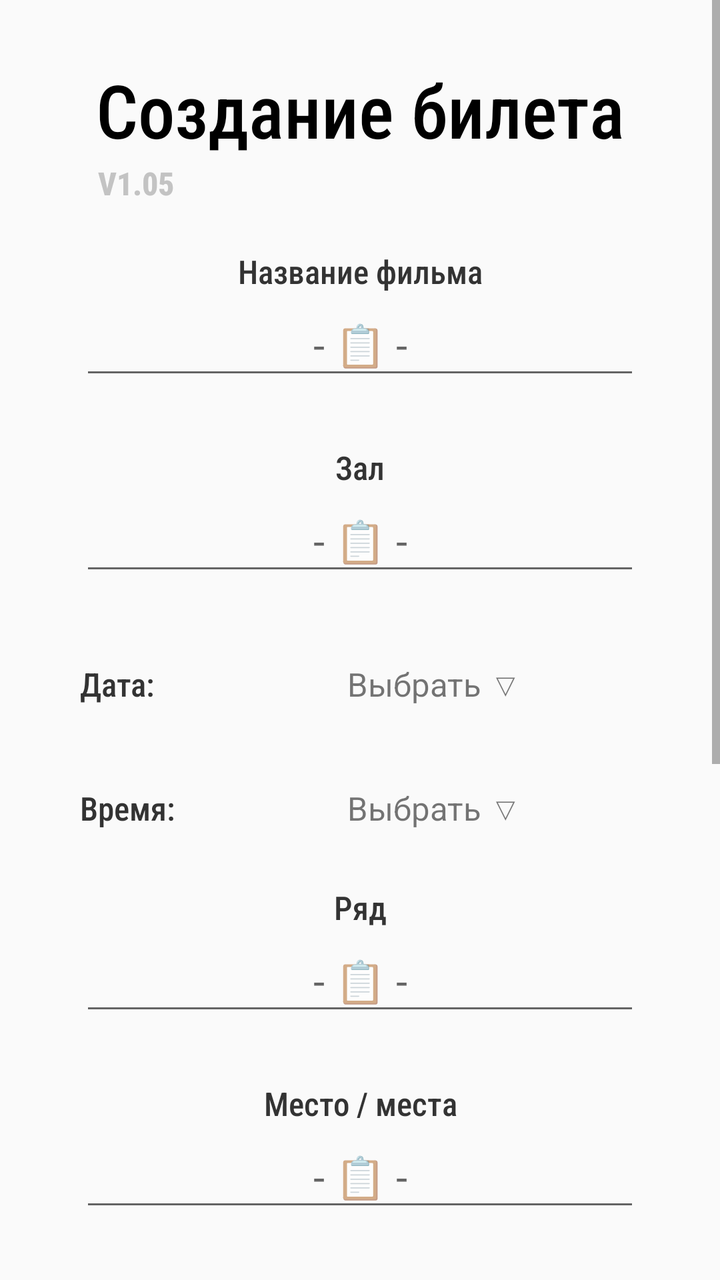
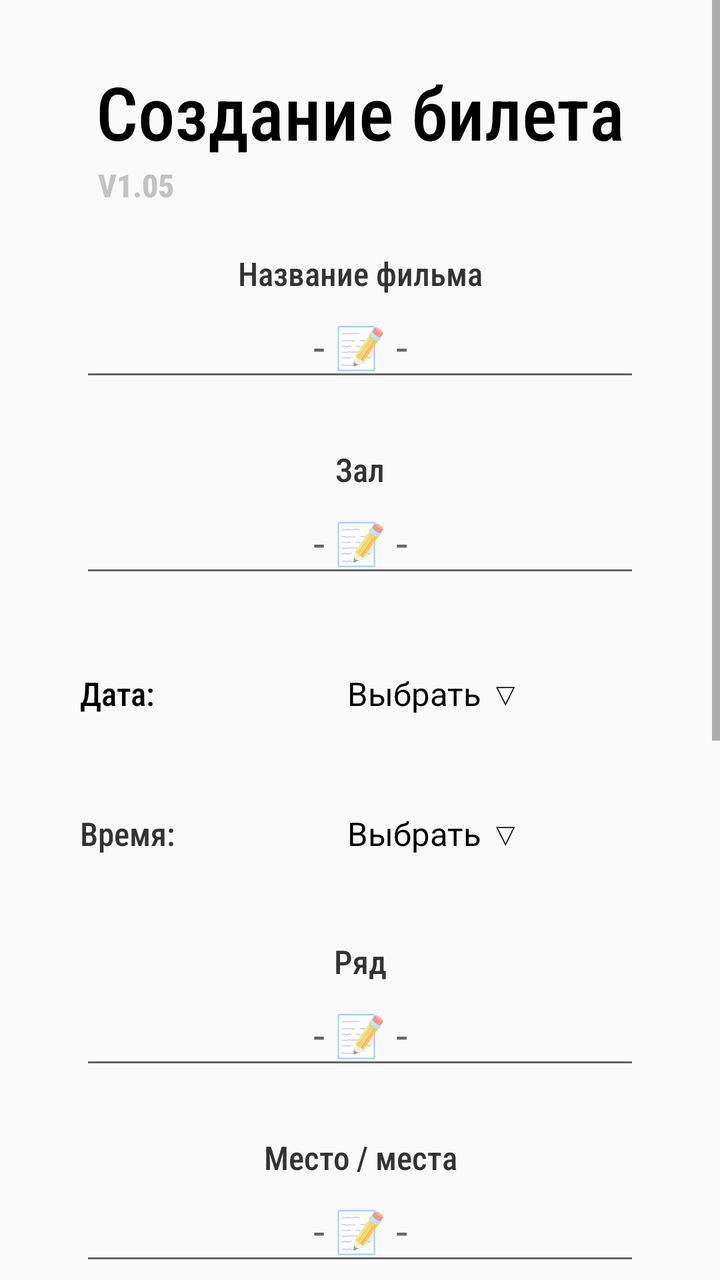

Two renders of the same Android screen: before a commit and after it. Below are the layout's source before the change and the commit's diff.
<!-- AndroidManifest.xml: application theme Theme.ULA_Tickets_app -->
<!-- res/layout/activity_main.xml -->
<?xml version="1.0" encoding="utf-8"?>
<androidx.constraintlayout.widget.ConstraintLayout xmlns:android="http://schemas.android.com/apk/res/android"
    xmlns:app="http://schemas.android.com/apk/res-auto"
    xmlns:tools="http://schemas.android.com/tools"
    android:id="@+id/main"
    android:layout_width="match_parent"
    android:layout_height="match_parent"
    tools:context=".MainActivity">

    <ScrollView
        android:layout_width="match_parent"
        android:layout_height="match_parent"

        app:layout_constraintBottom_toBottomOf="parent"
        app:layout_constraintEnd_toEndOf="parent"
        app:layout_constraintStart_toStartOf="parent"
        app:layout_constraintTop_toTopOf="parent">

        <androidx.constraintlayout.widget.ConstraintLayout
            android:layout_width="match_parent"
            android:layout_height="wrap_content"

            android:paddingStart="40dp"

            android:paddingEnd="40dp"
            android:paddingBottom="20dp">


            <TextView
                android:id="@+id/title"
                android:layout_width="wrap_content"
                android:layout_height="wrap_content"

                android:fontFamily="sans-serif-condensed-medium"
                android:text="@string/title"
                android:textAlignment="center"

                android:textColor="@color/black"
                android:textSize="18pt"

                app:layout_constraintBottom_toBottomOf="parent"
                app:layout_constraintEnd_toEndOf="parent"
                app:layout_constraintHorizontal_bias="0.5"
                app:layout_constraintStart_toStartOf="parent"

                app:layout_constraintTop_toTopOf="parent"
                app:layout_constraintVertical_bias="0.03" />

            <LinearLayout
                android:id="@+id/movie_name_view"
                android:layout_width="match_parent"
                android:layout_height="wrap_content"
                android:layout_marginTop="45dp"
                android:orientation="vertical"
                app:layout_constraintEnd_toEndOf="parent"
                app:layout_constraintHorizontal_bias="0.5"
                app:layout_constraintStart_toStartOf="parent"
                app:layout_constraintTop_toBottomOf="@+id/title">

                <TextView
                    android:id="@+id/movie_name_label"
                    android:layout_width="match_parent"
                    android:layout_height="wrap_content"

                    android:fontFamily="sans-serif-condensed-medium"
                    android:text="@string/movie_name_label"
                    android:textAlignment="center"
                    android:textColor="@color/gray"
                    android:textSize="8pt" />

                <EditText
                    android:id="@+id/movie_name_field"
                    android:layout_width="match_parent"
                    android:layout_height="wrap_content"
                    android:ems="10"
                    android:hint="@string/default_hint"
                    android:inputType="text"
                    android:minHeight="48dp"
                    android:textAlignment="center"
                    android:textSize="10pt" />
            </LinearLayout>

            <LinearLayout
                android:id="@+id/movie_hall_view"
                android:layout_width="match_parent"
                android:layout_height="wrap_content"
                android:layout_marginTop="28dp"
                android:orientation="vertical"
                app:layout_constraintEnd_toEndOf="parent"
                app:layout_constraintHorizontal_bias="0.5"
                app:layout_constraintStart_toStartOf="parent"
                app:layout_constraintTop_toBottomOf="@+id/movie_name_view">

                <TextView
                    android:id="@+id/movie_hall_label"
                    android:layout_width="match_parent"
                    android:layout_height="wrap_content"

                    android:fontFamily="sans-serif-condensed-medium"
                    android:text="@string/movie_hall_label"
                    android:textAlignment="center"
                    android:textColor="@color/gray"
                    android:textSize="8pt" />

                <EditText
                    android:id="@+id/movie_hall_field"
                    android:layout_width="match_parent"
                    android:layout_height="wrap_content"
                    android:digits="0123456789"
                    android:ems="10"
                    android:hint="@string/default_hint"
                    android:inputType="number"
                    android:maxLength="2"
                    android:minHeight="48dp"
                    android:textAlignment="center"
                    android:textSize="10pt" />
            </LinearLayout>

            <LinearLayout
                android:id="@+id/movie_date_view"
                android:layout_width="match_parent"
                android:layout_height="wrap_content"
                android:layout_marginTop="28dp"
                android:orientation="horizontal"
                android:paddingVertical="5dp"
                app:layout_constraintStart_toStartOf="@+id/movie_hall_view"
                app:layout_constraintTop_toBottomOf="@+id/movie_hall_view">

                <TextView
                    android:id="@+id/movie_date_label"
                    android:layout_width="60dp"
                    android:layout_height="wrap_content"
                    android:layout_marginEnd="15dp"

                    android:fontFamily="sans-serif-condensed-medium"
                    android:text="@string/movie_date_label"
                    android:textColor="@color/gray"
                    android:textSize="8pt" />

                <TextView
                    android:id="@+id/movie_date_field"
                    android:layout_width="match_parent"
                    android:layout_height="wrap_content"

                    android:paddingVertical="5dp"

                    android:text="@string/dateTime_val_hint"
                    android:textAlignment="center"
                    android:textSize="8pt" />
            </LinearLayout>

            <LinearLayout
                android:id="@+id/movie_time_view"
                android:layout_width="match_parent"
                android:layout_height="wrap_content"
                android:layout_marginTop="90dp"
                android:orientation="horizontal"
                android:paddingVertical="5dp"
                app:layout_constraintStart_toStartOf="@+id/movie_hall_view"
                app:layout_constraintTop_toBottomOf="@+id/movie_hall_view">

                <TextView
                    android:id="@+id/movie_time_label"
                    android:layout_width="60dp"
                    android:layout_height="wrap_content"
                    android:layout_marginEnd="15dp"

                    android:fontFamily="sans-serif-condensed-medium"
                    android:text="@string/movie_time_label"
                    android:textColor="@color/gray"
                    android:textSize="8pt" />

                <TextView
                    android:id="@+id/movie_time_field"
                    android:layout_width="match_parent"
                    android:layout_height="wrap_content"

                    android:ems="10"
                    android:paddingVertical="5dp"

                    android:text="@string/dateTime_val_hint"
                    android:textAlignment="center"
                    android:textSize="8pt" />
            </LinearLayout>

            <LinearLayout
                android:id="@+id/movie_row_view"
                android:layout_width="match_parent"
                android:layout_height="wrap_content"
                android:layout_marginTop="150dp"
                android:orientation="vertical"
                app:layout_constraintEnd_toEndOf="parent"
                app:layout_constraintStart_toStartOf="parent"
                app:layout_constraintTop_toBottomOf="@+id/movie_hall_view">

                <TextView
                    android:id="@+id/movie_row_label"
                    android:layout_width="match_parent"
                    android:layout_height="wrap_content"

                    android:fontFamily="sans-serif-condensed-medium"
                    android:text="@string/movie_row_label"
                    android:textAlignment="center"
                    android:textColor="@color/gray"
                    android:textSize="8pt" />

                <EditText
                    android:id="@+id/movie_row_field"
                    android:layout_width="match_parent"
                    android:layout_height="wrap_content"
                    android:digits="0123456789,"
                    android:ems="10"
                    android:hint="@string/default_hint"
                    android:inputType="number"
                    android:minHeight="48dp"
                    android:textAlignment="center"
                    android:textSize="10pt" />
            </LinearLayout>

            <LinearLayout
                android:id="@+id/movie_place_view"
                android:layout_width="match_parent"
                android:layout_height="wrap_content"
                android:layout_marginTop="28dp"
                android:orientation="vertical"
                app:layout_constraintEnd_toEndOf="parent"
                app:layout_constraintStart_toStartOf="parent"
                app:layout_constraintTop_toBottomOf="@+id/movie_row_view">

                <TextView
                    android:id="@+id/movie_place_label"
                    android:layout_width="match_parent"
                    android:layout_height="wrap_content"

                    android:fontFamily="sans-serif-condensed-medium"
                    android:text="@string/movie_place_label"
                    android:textAlignment="center"
                    android:textColor="@color/gray"
                    android:textSize="8pt" />

                <EditText
                    android:id="@+id/movie_place_field"
                    android:layout_width="match_parent"
                    android:layout_height="wrap_content"
                    android:digits="0123456789,-"
                    android:ems="10"
                    android:hint="@string/default_hint"
                    android:inputType="number"
                    android:minHeight="48dp"
                    android:textAlignment="center"
                    android:textSize="10pt" />
            </LinearLayout>

            <Button
                android:id="@+id/done_btn"
                android:layout_width="match_parent"
                android:layout_height="50dp"
                android:layout_marginTop="56dp"
                android:background="@drawable/btn_rounded"

                android:fontFamily="sans-serif-condensed-medium"
                android:text="@string/done_btn_text"
                android:textColor="@color/white"
                android:textSize="8pt"

                app:layout_constraintEnd_toEndOf="parent"
                app:layout_constraintHorizontal_bias="0.0"
                app:layout_constraintStart_toStartOf="parent"
                app:layout_constraintTop_toBottomOf="@+id/movie_place_view" />

            <Button
                android:id="@+id/clear_btn"
                android:layout_width="match_parent"
                android:layout_height="wrap_content"
                android:layout_marginTop="200dp"

                android:background="@drawable/clear_btn"
                android:fontFamily="sans-serif-condensed-medium"
                android:text="@string/clear_btn_text"
                android:textColor="@color/white"

                android:textSize="8pt"
                app:layout_constraintBottom_toBottomOf="parent"
                app:layout_constraintStart_toStartOf="@+id/done_btn"
                app:layout_constraintTop_toBottomOf="@+id/history_btn" />

            <Button
                android:id="@+id/history_btn"
                android:layout_width="match_parent"
                android:layout_height="wrap_content"
                android:layout_marginTop="40dp"

                android:background="@drawable/btn_rounded"
                android:fontFamily="sans-serif-condensed-medium"
                android:text="@string/history_btn_text"
                android:textColor="@color/white"

                android:textSize="8pt"
                app:layout_constraintEnd_toEndOf="@+id/done_btn"
                app:layout_constraintTop_toBottomOf="@+id/done_btn" />

            <TextView
                android:id="@+id/textView"
                android:layout_width="wrap_content"
                android:layout_height="wrap_content"

                android:fontFamily="sans-serif-condensed-medium"
                android:text="@string/app_version"
                android:textSize="16sp"
                android:textStyle="bold"
                android:textColor="@color/l2_gray"
                android:padding="1dp"

                app:layout_constraintStart_toStartOf="@+id/title"
                app:layout_constraintTop_toBottomOf="@+id/title" />

        </androidx.constraintlayout.widget.ConstraintLayout>
    </ScrollView>
</androidx.constraintlayout.widget.ConstraintLayout>
<!-- resources referenced by this layout -->
<resources>
  <color name="black">#FF000000</color>
  <color name="gray">#333333</color>
  <color name="l2_gray">#C3C3C3</color>
  <color name="white">#FFFFFFFF</color>
  <!-- drawable btn_rounded (drawable) -->
  <?xml version="1.0" encoding="utf-8"?>
  <selector xmlns:android="http://schemas.android.com/apk/res/android">
  
  <item android:state_pressed="true">
      <shape
          android:shape="rectangle">
  
          <solid android:color="#FF8522" />
  
          <corners android:radius="18dp" />
      </shape>
  </item>
  
  
  <item>
      <shape
          android:shape="rectangle">
  
          
          <solid android:color="@color/orange" />
  
          
          <corners android:radius="18dp" />
      </shape>
  </item>
  </selector>
  <!-- drawable clear_btn (drawable) -->
  <?xml version="1.0" encoding="utf-8"?>
  <selector xmlns:android="http://schemas.android.com/apk/res/android">
  
  <item android:state_pressed="true">
      <shape
          android:shape="rectangle">
  
          
          <solid android:color="#A42F2F" />
  
          
          <corners android:radius="18dp" />
      </shape>
  </item>
  
  
  <item>
  
  <shape
      android:shape="rectangle">
  
      <solid android:color="#A90000" />
  
      <corners android:radius="18dp" />
  </shape>
  </item>
  </selector>
  <string name="app_version">V1.05</string>
  <string name="clear_btn_text">🔄 Очистить</string>
  <string name="dateTime_val_hint">Выбрать ▽</string>
  <string name="default_hint">- 📋 -</string>
  <string name="done_btn_text">✅ Готово</string>
  <string name="history_btn_text">📜 История</string>
  <string name="movie_date_label">Дата:</string>
  <string name="movie_hall_label">Зал</string>
  <string name="movie_name_label">Название фильма</string>
  <string name="movie_place_label">Место / места</string>
  <string name="movie_row_label">Ряд</string>
  <string name="movie_time_label">Время:</string>
  <string name="title">Создание билета</string>
  <style name="Theme.ULA_Tickets_app" parent="Base.Theme.ULA_Tickets_app" />
  <color name="orange">#FF5722</color>
  <style name="Base.Theme.ULA_Tickets_app" parent="Theme.AppCompat.Light.NoActionBar">
          
          
      </style>
</resources>

<!-- the commit's change to res/layout/activity_main.xml (unified diff, before → after) -->
@@ -122,6 +122,7 @@
                 android:layout_height="wrap_content"
                 android:layout_marginTop="28dp"
                 android:orientation="horizontal"
+                android:gravity="center_vertical"
                 android:paddingVertical="5dp"
                 app:layout_constraintStart_toStartOf="@+id/movie_hall_view"
                 app:layout_constraintTop_toBottomOf="@+id/movie_hall_view">
@@ -134,18 +135,20 @@
 
                     android:fontFamily="sans-serif-condensed-medium"
                     android:text="@string/movie_date_label"
-                    android:textColor="@color/gray"
+                    android:textColor="@color/black"
                     android:textSize="8pt" />
 
                 <TextView
                     android:id="@+id/movie_date_field"
                     android:layout_width="match_parent"
-                    android:layout_height="wrap_content"
+                    android:layout_height="40dp"
 
                     android:paddingVertical="5dp"
+                    android:gravity="center"
+                    android:textColor="@color/black"
+
 
                     android:text="@string/dateTime_val_hint"
-                    android:textAlignment="center"
                     android:textSize="8pt" />
             </LinearLayout>
 
@@ -153,11 +156,12 @@
                 android:id="@+id/movie_time_view"
                 android:layout_width="match_parent"
                 android:layout_height="wrap_content"
-                android:layout_marginTop="90dp"
+                android:layout_marginTop="20dp"
+                android:gravity="center_vertical"
                 android:orientation="horizontal"
                 android:paddingVertical="5dp"
                 app:layout_constraintStart_toStartOf="@+id/movie_hall_view"
-                app:layout_constraintTop_toBottomOf="@+id/movie_hall_view">
+                app:layout_constraintTop_toBottomOf="@+id/movie_date_view">
 
                 <TextView
                     android:id="@+id/movie_time_label"
@@ -173,13 +177,14 @@
                 <TextView
                     android:id="@+id/movie_time_field"
                     android:layout_width="match_parent"
-                    android:layout_height="wrap_content"
-
-                    android:ems="10"
+                    android:layout_height="40dp"
+
+                    android:ems="10"
+                    android:gravity="center"
                     android:paddingVertical="5dp"
-
                     android:text="@string/dateTime_val_hint"
-                    android:textAlignment="center"
+
+                    android:textColor="@color/black"
                     android:textSize="8pt" />
             </LinearLayout>
 
@@ -187,11 +192,11 @@
                 android:id="@+id/movie_row_view"
                 android:layout_width="match_parent"
                 android:layout_height="wrap_content"
-                android:layout_marginTop="150dp"
+                android:layout_marginTop="28dp"
                 android:orientation="vertical"
                 app:layout_constraintEnd_toEndOf="parent"
                 app:layout_constraintStart_toStartOf="parent"
-                app:layout_constraintTop_toBottomOf="@+id/movie_hall_view">
+                app:layout_constraintTop_toBottomOf="@+id/movie_time_view">
 
                 <TextView
                     android:id="@+id/movie_row_label"
@@ -254,15 +259,17 @@
             <Button
                 android:id="@+id/done_btn"
                 android:layout_width="match_parent"
-                android:layout_height="50dp"
+                android:layout_height="wrap_content"
                 android:layout_marginTop="56dp"
                 android:background="@drawable/btn_rounded"
 
                 android:fontFamily="sans-serif-condensed-medium"
-                android:text="@string/done_btn_text"
+                android:text="@string/submit_btn"
                 android:textColor="@color/white"
                 android:textSize="8pt"
 
+                android:paddingVertical="15dp"
+
                 app:layout_constraintEnd_toEndOf="parent"
                 app:layout_constraintHorizontal_bias="0.0"
                 app:layout_constraintStart_toStartOf="parent"
@@ -276,7 +283,7 @@
 
                 android:background="@drawable/clear_btn"
                 android:fontFamily="sans-serif-condensed-medium"
-                android:text="@string/clear_btn_text"
+                android:text="@string/clear_btn"
                 android:textColor="@color/white"
 
                 android:textSize="8pt"
@@ -292,8 +299,10 @@
 
                 android:background="@drawable/btn_rounded"
                 android:fontFamily="sans-serif-condensed-medium"
-                android:text="@string/history_btn_text"
+                android:text="@string/history_btn"
                 android:textColor="@color/white"
+
+                android:paddingVertical="15dp"
 
                 android:textSize="8pt"
                 app:layout_constraintEnd_toEndOf="@+id/done_btn"
<!-- resource entries referenced after the edit -->
@@ -60,17 +60,17 @@
   </item>
   </selector>
   <string name="app_version">V1.05</string>
-  <string name="clear_btn_text">🔄 Очистить</string>
+  <string name="clear_btn">🗑️ Очистить</string>
   <string name="dateTime_val_hint">Выбрать ▽</string>
-  <string name="default_hint">- 📋 -</string>
-  <string name="done_btn_text">✅ Готово</string>
-  <string name="history_btn_text">📜 История</string>
+  <string name="default_hint">- 📝 -</string>
+  <string name="history_btn">📜 История</string>
   <string name="movie_date_label">Дата:</string>
   <string name="movie_hall_label">Зал</string>
   <string name="movie_name_label">Название фильма</string>
   <string name="movie_place_label">Место / места</string>
   <string name="movie_row_label">Ряд</string>
   <string name="movie_time_label">Время:</string>
+  <string name="submit_btn">✅ Готово</string>
   <string name="title">Создание билета</string>
   <style name="Theme.ULA_Tickets_app" parent="Base.Theme.ULA_Tickets_app" />
   <color name="orange">#FF5722</color>
